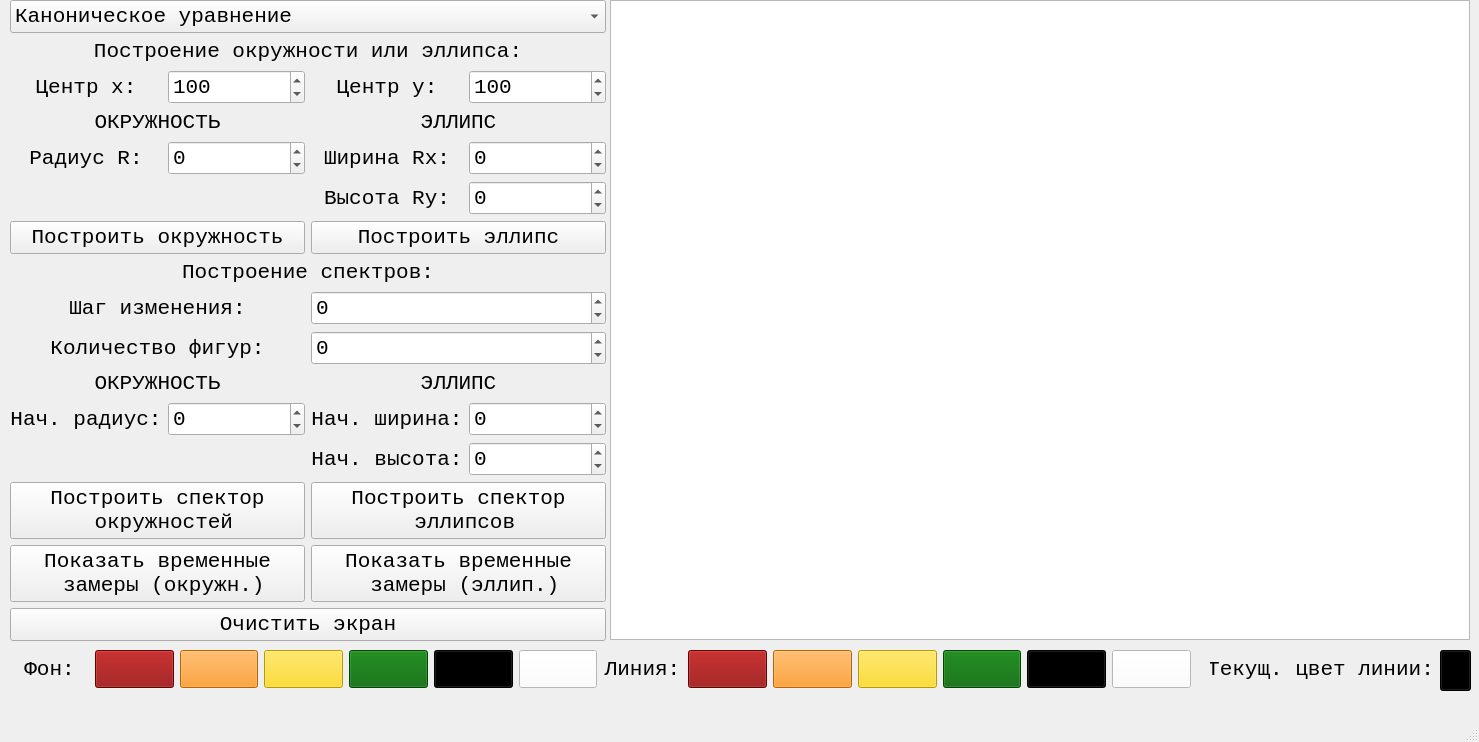
The window that lab_04_cg/mainwindow.ui (4otis/4sem-computer-graphics) describes before a commit, drawn with Qt 5.
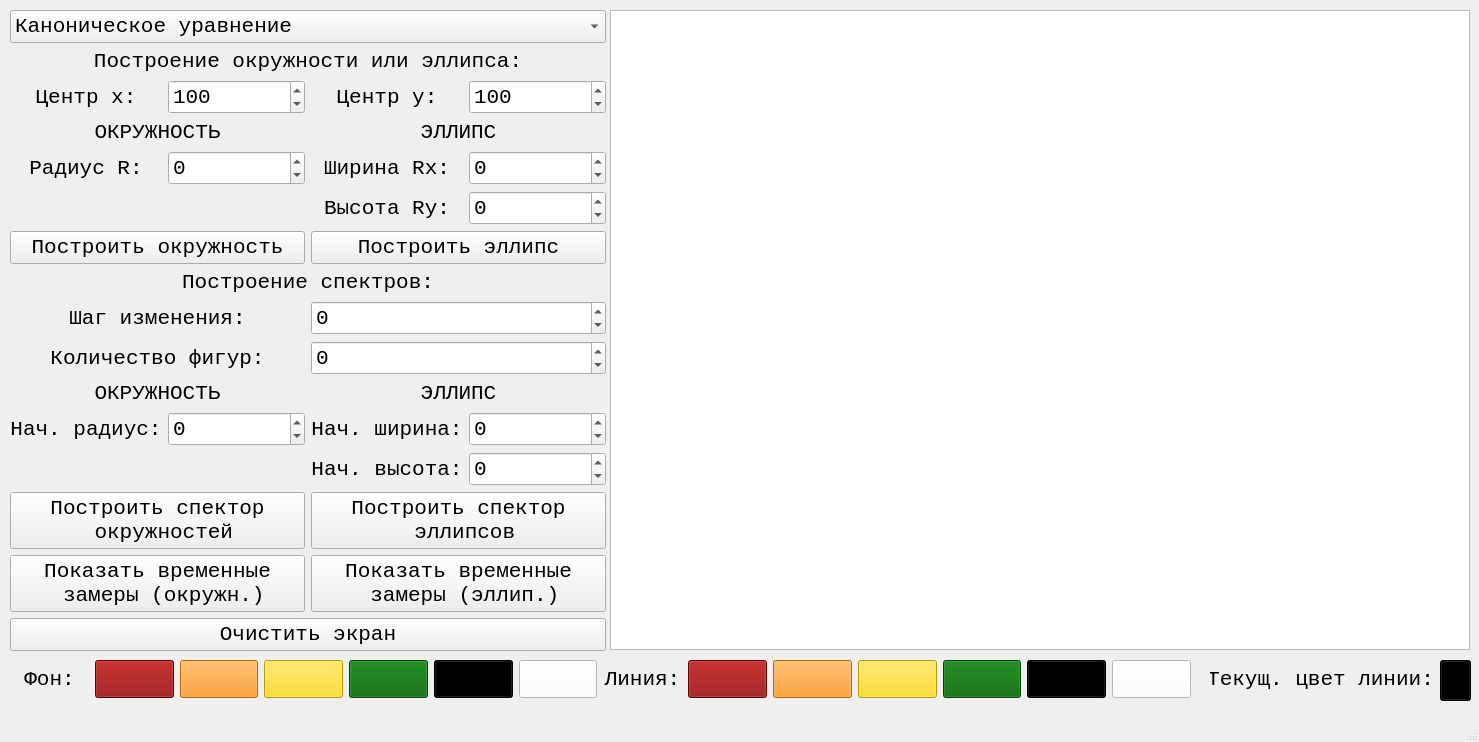
The same window after the commit.

Commit message: All widgets/objects were renamed.

Patch:
```diff
--- a/lab_04_cg/mainwindow.ui
+++ b/lab_04_cg/mainwindow.ui
@@ -18,7 +18,7 @@
     <property name="geometry">
      <rect>
       <x>10</x>
-      <y>0</y>
+      <y>10</y>
       <width>596</width>
       <height>641</height>
      </rect>
@@ -725,7 +725,7 @@
     <property name="geometry">
      <rect>
       <x>10</x>
-      <y>650</y>
+      <y>660</y>
       <width>1181</width>
       <height>38</height>
      </rect>
@@ -1026,7 +1026,7 @@
     <property name="geometry">
      <rect>
       <x>610</x>
-      <y>0</y>
+      <y>10</y>
       <width>860</width>
       <height>640</height>
      </rect>
@@ -1126,7 +1126,7 @@
     <property name="geometry">
      <rect>
       <x>1440</x>
-      <y>650</y>
+      <y>660</y>
       <width>31</width>
       <height>41</height>
      </rect>
@@ -1153,7 +1153,7 @@
     <property name="geometry">
      <rect>
       <x>1210</x>
-      <y>650</y>
+      <y>660</y>
       <width>221</width>
       <height>39</height>
      </rect>
```
Left out of the diff: 46 changed lines with no effect on the pictures.
